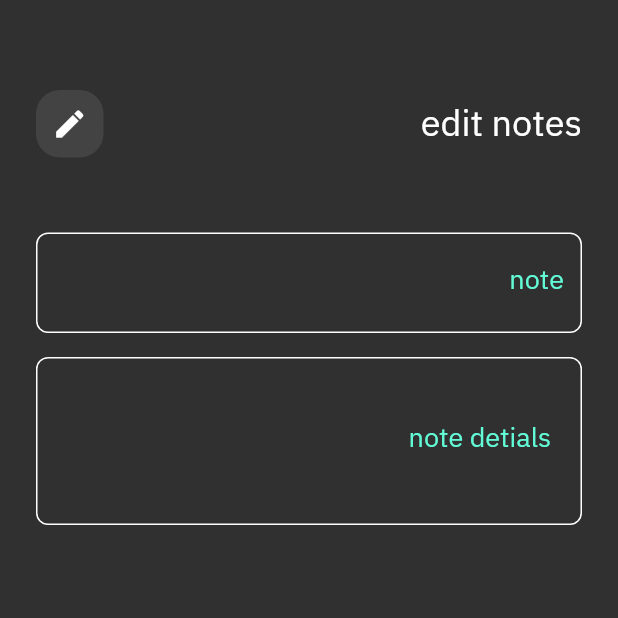
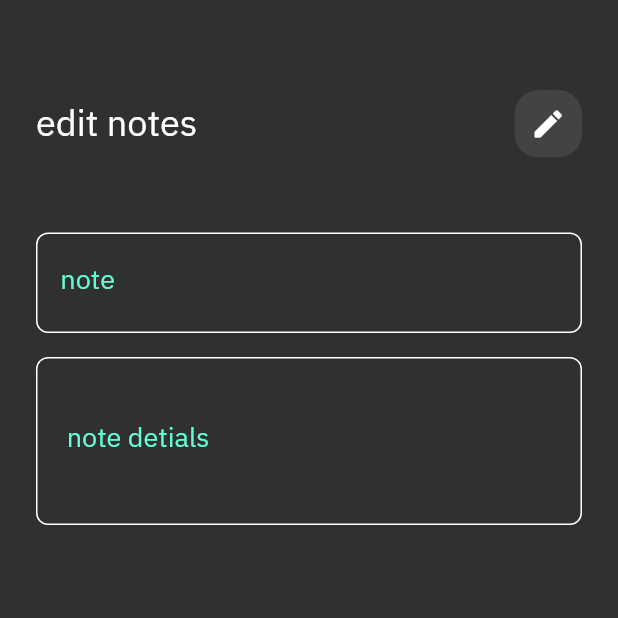
Before and after one commit to Ali1910/notesapp-main, a Flutter app: the screen it shows after launch, after a tap on "flutter tips", on a phone screen of 412 x 824 dp, the top half of it. Run offline on Flutter 3.47's test engine with Material 2 defaults, Android fonts, the phone set to English and light mode, and no system bars; our stand-ins replace font_awesome_flutter.

Commit message:
back to english

```diff
--- a/lib/views/EditNoteView.dart
+++ b/lib/views/EditNoteView.dart
@@ -7,8 +7,7 @@ class EditNotesView extends StatelessWidget {
   @override
   Widget build(BuildContext context) {
     return const Scaffold(
-      body: Directionality(
-          textDirection: TextDirection.rtl, child: EditNotesViewBody()),
+      body: EditNotesViewBody(),
     );
   }
 }
--- a/lib/views/widgets/NotesViewBody.dart
+++ b/lib/views/widgets/NotesViewBody.dart
@@ -15,7 +15,7 @@ class NotesViewbody extends StatelessWidget {
             height: 60,
           ),
           CustomAppbar(
-            text: 'المهمات',
+            text: 'notes',
             icon: Icons.search,
           ),
           NotesListView(),
```
